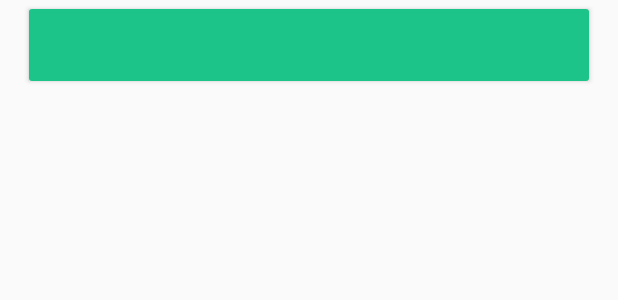
After one commit to kulikovman/SteelRatGame, an Android app: the layout my_button.xml on its own in the app's theme, with its tools: preview values and no code run, on a phone screen of 412 x 824 dp. The commit adds this screen. Shown: the top 300 px of the screen. Run offline under Robolectric (Android 15) with nearby library versions, the phone set to English and light mode, and no system bars.

Commit message:
Добавлен отдельный макет кнопки

```diff
--- /dev/null
+++ b/app/src/main/res/layout/my_button.xml
@@ -0,0 +1,2 @@
+<?xml version="1.0" encoding="utf-8"?>
+<Button style="@style/MyButton"/>
```
Also changed, not shown: app/src/main/java/ru/kulikovman/steelratgame/MainActivity.java (+34 -0 lines).
